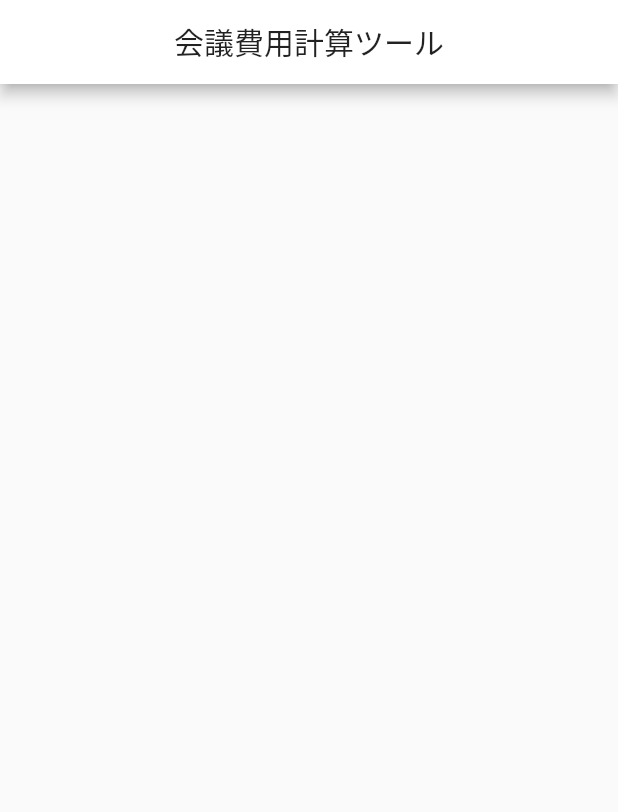
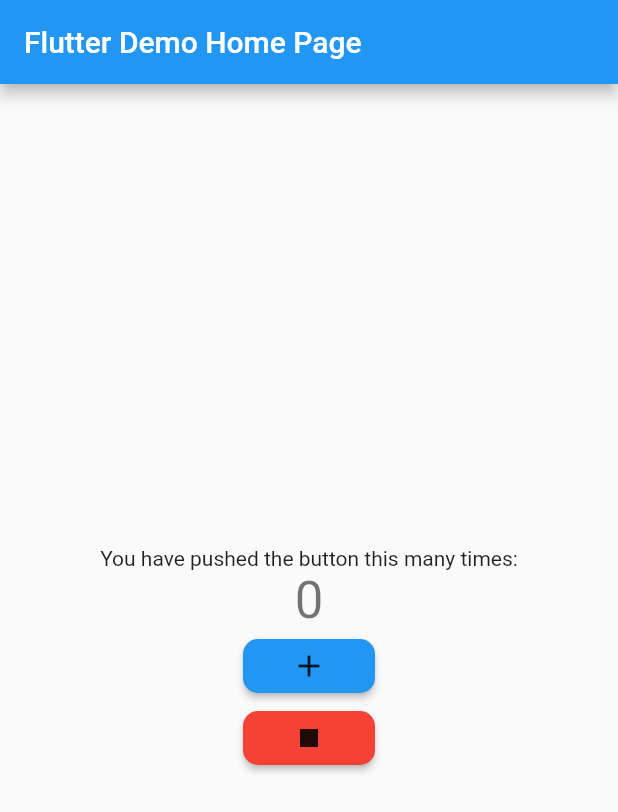
Before and after one commit to shunsukenoguchi/meetingCalculationTools, a Flutter app: the screen it shows after launch, on a phone screen of 412 x 824 dp. Shown: the top 812 px of the screen. Run offline on Flutter 3.47's test engine with Material 2 defaults, Android fonts, the phone set to English and light mode, and no system bars.

Commit message:
カウントアップ機能のスタートとストップの作成

```diff
--- a/lib/main.dart
+++ b/lib/main.dart
@@ -1,26 +1,86 @@
 import 'package:flutter/material.dart';
+import 'dart:async';
 
 void main() {
   runApp(MyApp());
 }
 
 class MyApp extends StatelessWidget {
-  final items = List<String>.generate(10000, (i) => "Item $i");
   @override
   Widget build(BuildContext context) {
     return MaterialApp(
+      title: 'Flutter Demo',
       theme: ThemeData(
-        primaryColor: Colors.white,
+        primarySwatch: Colors.blue,
       ),
-      home: Scaffold(
-        appBar: AppBar(
-          centerTitle: true,
-          title: const Text('会議費用計算ツール'),
-        ),
-        body: Container(
-          child: Column(),
-        ),
-      ),
+      home: MyHomePage(title: 'Flutter Demo Home Page'),
     );
   }
 }
+
+class MyHomePage extends StatefulWidget {
+  MyHomePage({Key key, this.title}) : super(key: key);
+  final String title;
+
+  @override
+  _MyHomePageState createState() => _MyHomePageState();
+}
+
+class _MyHomePageState extends State<MyHomePage> {
+  int _counter = 0;
+  Timer _timer;
+  void _incrementCounter() {
+    _timer = Timer.periodic(Duration(seconds: 1), _countUp);
+  }
+
+  void _countUp(Timer timer) {
+    setState(() {
+      _counter++;
+    });
+  }
+
+  void _stopCounter() {
+    _timer.cancel();
+  }
+
+  @override
+  Widget build(BuildContext context) {
+    return Scaffold(
+      appBar: AppBar(
+        title: Text(widget.title),
+      ),
+      body: Center(
+        child: Column(
+          mainAxisAlignment: MainAxisAlignment.center,
+          children: <Widget>[
+            Text(
+              'You have pushed the button this many times:',
+            ),
+            Text(
+              '$_counter',
+              style: Theme.of(context).textTheme.headline4,
+            ),
+            RaisedButton(
+              color: Colors.blue,
+              shape: RoundedRectangleBorder(
+                borderRadius: BorderRadius.circular(10),
+              ),
+              onPressed: _incrementCounter,
+              child: Icon(Icons.add),
+            ),
+            RaisedButton(
+              color: Colors.red,
+              shape: RoundedRectangleBorder(
+                borderRadius: BorderRadius.circular(10),
+              ),
+              onPressed: _stopCounter,
+              child: Icon(Icons.stop),
+            ),
+          ],
+        ),
+      ),
+
+      // This trailing comma makes auto-formatting nicer for build methods.
+    );
+  }
+}
```
